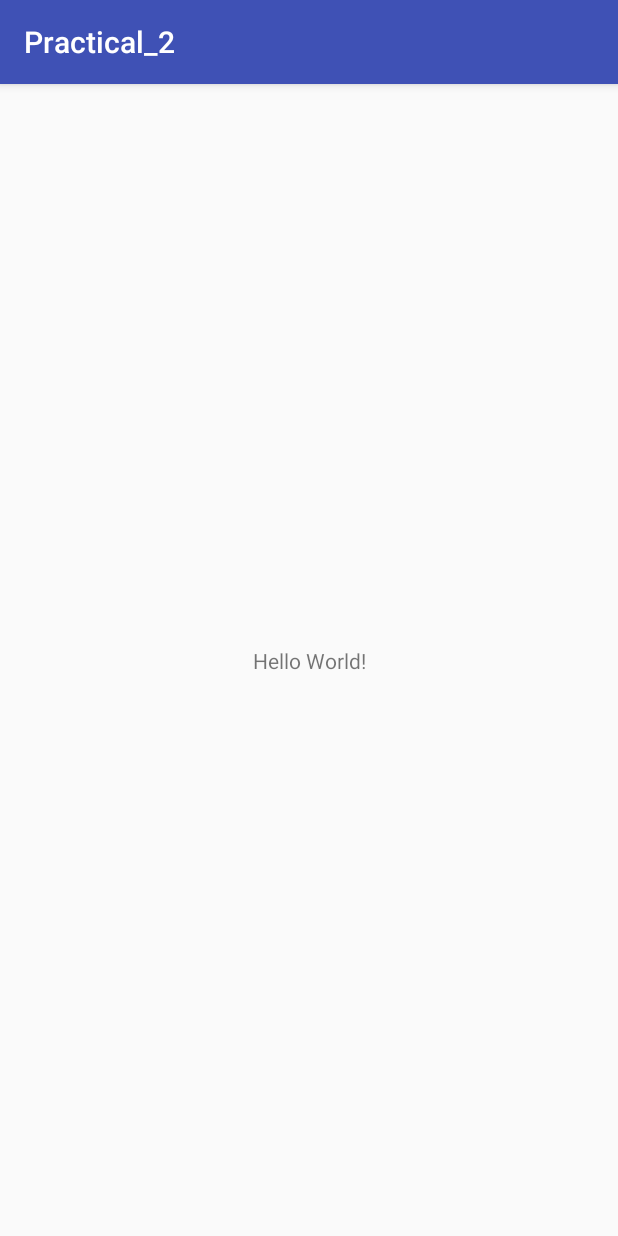
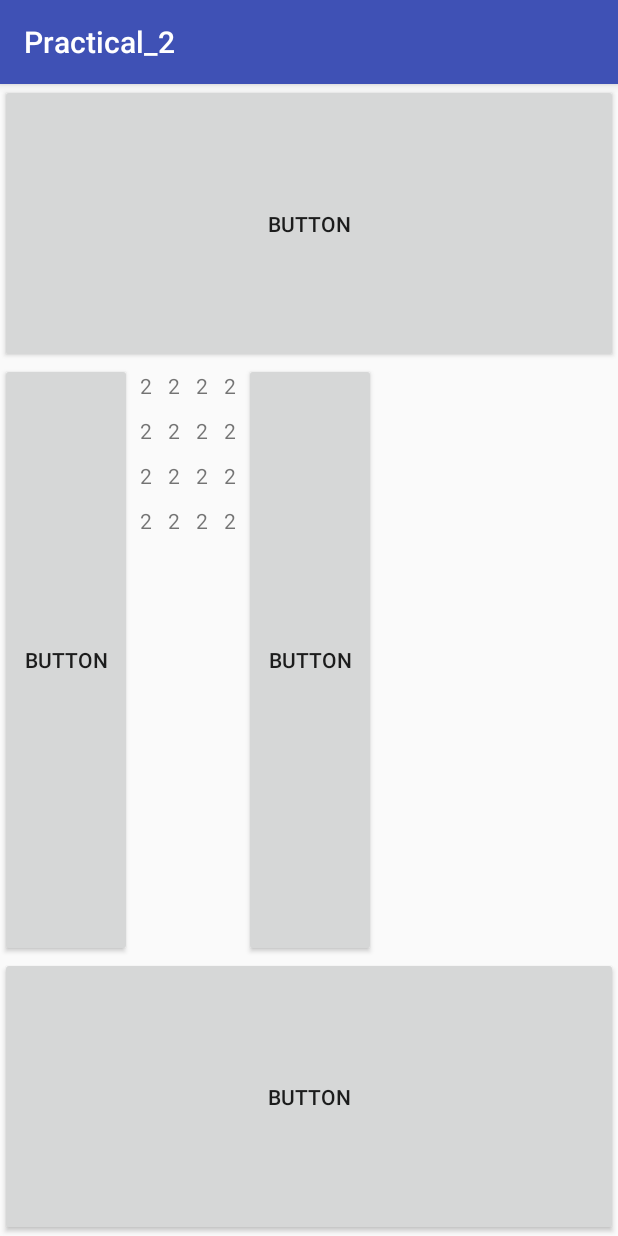
Before and after one commit to Bradprobert/Practical_2, an Android app: the screen it shows after launch (MainActivity), on a phone screen of 412 x 824 dp. Run offline under Robolectric (Android 15) with nearby library versions, the phone set to English and light mode, and no system bars.

Commit message:
push all files and changes. nothing specific

```diff
--- a/app/build.gradle
+++ b/app/build.gradle
@@ -26,5 +26,6 @@
     })
     compile 'com.android.support:appcompat-v7:25.3.1'
     compile 'com.android.support.constraint:constraint-layout:1.0.0-beta1'
+    compile 'com.android.support:support-v4:25.3.1'
     testCompile 'junit:junit:4.12'
 }
--- a/app/src/main/res/layout/activity_main.xml
+++ b/app/src/main/res/layout/activity_main.xml
@@ -1,18 +1,46 @@
 <?xml version="1.0" encoding="utf-8"?>
-<android.support.constraint.ConstraintLayout xmlns:android="http://schemas.android.com/apk/res/android"
-    xmlns:app="http://schemas.android.com/apk/res-auto"
-    xmlns:tools="http://schemas.android.com/tools"
+<LinearLayout xmlns:android="http://schemas.android.com/apk/res/android"
     android:layout_width="match_parent"
     android:layout_height="match_parent"
-    tools:context="bap0031.comp3710.csse.eng.auburn.edu.MainActivity">
+    android:orientation="vertical"
+    android:weightSum="4">
 
-    <TextView
-        android:layout_width="wrap_content"
+    <Button
+        android:id="@+id/button"
+        android:layout_width="match_parent"
         android:layout_height="wrap_content"
-        android:text="Hello World!"
-        app:layout_constraintBottom_toBottomOf="parent"
-        app:layout_constraintLeft_toLeftOf="parent"
-        app:layout_constraintRight_toRightOf="parent"
-        app:layout_constraintTop_toTopOf="parent" />
+        android:layout_weight="1"
+        android:text="Button" />
 
-</android.support.constraint.ConstraintLayout>
+    <LinearLayout
+        android:layout_width="match_parent"
+        android:layout_height="wrap_content"
+        android:layout_weight="2"
+        android:orientation="horizontal">
+
+        <Button
+            android:id="@+id/button3"
+            android:layout_width="wrap_content"
+            android:layout_height="match_parent"
+            android:text="Button" />
+
+        <include
+            layout="@layout/fragment_grid"
+            android:layout_width="wrap_content"
+            android:layout_height="wrap_content" />
+
+        <Button
+            android:id="@+id/button2"
+            android:layout_width="wrap_content"
+            android:layout_height="match_parent"
+            android:text="Button" />
+
+    </LinearLayout>
+
+    <Button
+        android:id="@+id/button4"
+        android:layout_width="match_parent"
+        android:layout_height="wrap_content"
+        android:layout_weight="1"
+        android:text="Button" />
+</LinearLayout>
--- /dev/null
+++ b/app/src/main/res/layout/fragment_grid.xml
@@ -0,0 +1,163 @@
+<FrameLayout xmlns:android="http://schemas.android.com/apk/res/android"
+    xmlns:tools="http://schemas.android.com/tools"
+    android:layout_width="match_parent"
+    android:layout_height="match_parent"
+    tools:context="bap0031.comp3710.csse.eng.auburn.edu.GridFragment">
+
+
+    <RelativeLayout
+        android:layout_width="wrap_content"
+        android:layout_height="wrap_content">
+
+        <GridLayout
+            android:layout_width="wrap_content"
+            android:layout_height="wrap_content"
+            android:columnCount="4"
+            android:rowCount="4">
+
+            <TextView
+                android:id="@+id/row0col0"
+                android:layout_width="wrap_content"
+                android:layout_height="wrap_content"
+                android:layout_column="0"
+                android:layout_margin="5dp"
+                android:layout_row="0"
+                android:text="2" />
+
+            <TextView
+                android:id="@+id/row1col0"
+                android:layout_width="wrap_content"
+                android:layout_height="wrap_content"
+                android:layout_column="0"
+                android:layout_margin="5dp"
+                android:layout_row="1"
+                android:text="2" />
+
+            <TextView
+                android:id="@+id/row2col0"
+                android:layout_width="wrap_content"
+                android:layout_height="wrap_content"
+                android:layout_column="0"
+                android:layout_margin="5dp"
+                android:layout_row="2"
+                android:text="2" />
+
+            <TextView
+                android:id="@+id/row3col0"
+                android:layout_width="wrap_content"
+                android:layout_height="wrap_content"
+                android:layout_column="0"
+                android:layout_margin="5dp"
+                android:layout_row="3"
+                android:text="2" />
+
+            <TextView
+                android:id="@+id/row0col1"
+                android:layout_width="wrap_content"
+                android:layout_height="wrap_content"
+                android:layout_column="1"
+                android:layout_margin="5dp"
+                android:layout_row="0"
+                android:text="2" />
+
+            <TextView
+                android:id="@+id/row1col1"
+                android:layout_width="wrap_content"
+                android:layout_height="wrap_content"
+                android:layout_column="1"
+                android:layout_margin="5dp"
+                android:layout_row="1"
+                android:text="2" />
+
+            <TextView
+                android:id="@+id/row2col1"
+                android:layout_width="wrap_content"
+                android:layout_height="wrap_content"
+                android:layout_column="1"
+                android:layout_margin="5dp"
+                android:layout_row="2"
+                android:text="2" />
+
+            <TextView
+                android:id="@+id/row3col1"
+                android:layout_width="wrap_content"
+                android:layout_height="wrap_content"
+                android:layout_column="1"
+                android:layout_margin="5dp"
+                android:layout_row="3"
+                android:text="2" />
+
+            <TextView
+                android:id="@+id/row0col2"
+                android:layout_width="wrap_content"
+                android:layout_height="wrap_content"
+                android:layout_column="2"
+                android:layout_margin="5dp"
+                android:layout_row="0"
+                android:text="2" />
+
+            <TextView
+                android:id="@+id/row1col2"
+                android:layout_width="wrap_content"
+                android:layout_height="wrap_content"
+                android:layout_column="2"
+                android:layout_margin="5dp"
+                android:layout_row="1"
+                android:text="2" />
+
+            <TextView
+                android:id="@+id/row2col2"
+                android:layout_width="wrap_content"
+                android:layout_height="wrap_content"
+                android:layout_column="2"
+                android:layout_margin="5dp"
+                android:layout_row="2"
+                android:text="2" />
+
+            <TextView
+                android:id="@+id/row3col2"
+                android:layout_width="wrap_content"
+                android:layout_height="wrap_content"
+                android:layout_column="2"
+                android:layout_margin="5dp"
+                android:layout_row="3"
+                android:text="2" />
+
+            <TextView
+                android:id="@+id/row0col3"
+                android:layout_width="wrap_content"
+                android:layout_height="wrap_content"
+                android:layout_column="3"
+                android:layout_margin="5dp"
+                android:layout_row="0"
+                android:text="2" />
+
+            <TextView
+                android:id="@+id/row1col3"
+                android:layout_width="wrap_content"
+                android:layout_height="wrap_content"
+                android:layout_column="3"
+                android:layout_margin="5dp"
+                android:layout_row="1"
+                android:text="2" />
+
+            <TextView
+                android:id="@+id/row2col3"
+                android:layout_width="wrap_content"
+                android:layout_height="wrap_content"
+                android:layout_column="3"
+                android:layout_margin="5dp"
+                android:layout_row="2"
+                android:text="2" />
+
+            <TextView
+                android:id="@+id/row3col3"
+                android:layout_width="wrap_content"
+                android:layout_height="wrap_content"
+                android:layout_column="3"
+                android:layout_margin="5dp"
+                android:layout_row="3"
+                android:text="2" />
+        </GridLayout>
+    </RelativeLayout>
+</FrameLayout>
--- a/app/src/main/res/values/strings.xml
+++ b/app/src/main/res/values/strings.xml
@@ -1,3 +1,6 @@
 <resources>
     <string name="app_name">Practical_2</string>
+
+    <!-- TODO: Remove or change this placeholder text -->
+    <string name="hello_blank_fragment">Hello blank fragment</string>
 </resources>
```
Also changed, not shown: app/src/main/java/bap0031/comp3710/csse/eng/auburn/edu/GameGrid.java (+61 -0 lines), app/src/main/java/bap0031/comp3710/csse/eng/auburn/edu/GridFragment.java (added, +108 -0 lines), 1 other file.
